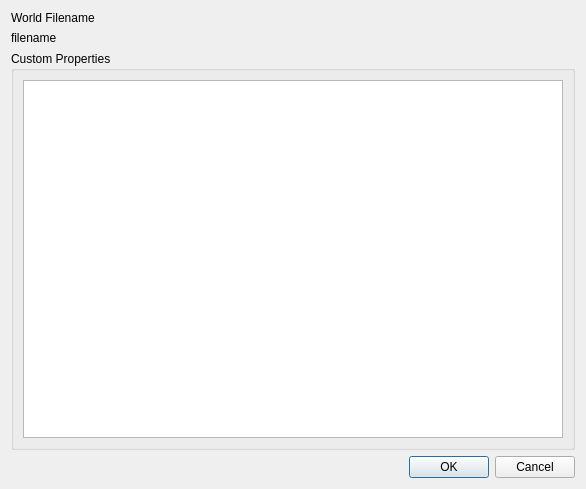
Qt form src/tiled/worldpropertiesdialog.ui (mapeditor/tiled) before a commit.
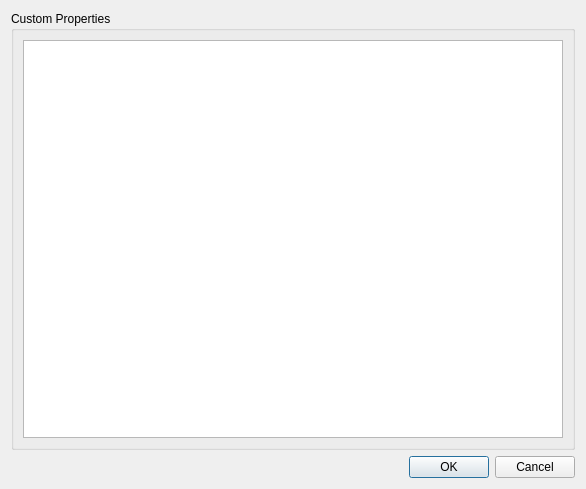
The same form after that commit. Custom widgets are drawn as their Qt base class.

Commit message: add handling of worlds to properties widget , starting with the world  filename as a  built in property

Diff of the .ui file:
```diff
--- a/src/tiled/worldpropertiesdialog.ui
+++ b/src/tiled/worldpropertiesdialog.ui
@@ -14,20 +14,7 @@
    <string>World Properties</string>
   </property>
   <layout class="QVBoxLayout" name="dialogLayout">
-   <item>
-    <widget class="QLabel" name="worldFilenameHeaderLabel">
-     <property name="text">
-      <string>World Filename</string>
-     </property>
-    </widget>
-   </item>
-   <item>
-    <widget class="QLabel" name="worldFilenameLabel">
-     <property name="text">
-      <string>filename</string>
-     </property>
-    </widget>
-   </item>
+
    <item>
     <widget class="QGroupBox" name="groupBox">
      <property name="title">
```
The commit also changes 3 other files.
